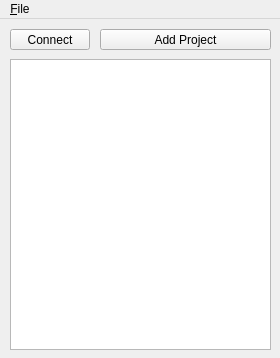
Qt form MainWindow.ui (djurodrljaca/salamander-alm) before a commit.
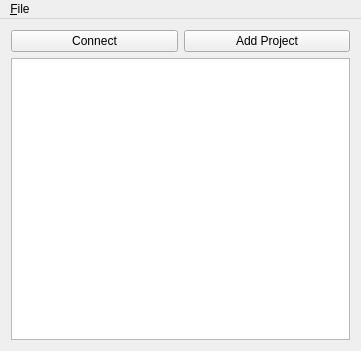
The same form after that commit.

Diff of the .ui file:
```diff
--- a/MainWindow.ui
+++ b/MainWindow.ui
@@ -6,57 +6,44 @@
    <rect>
     <x>0</x>
     <y>0</y>
-    <width>280</width>
-    <height>358</height>
+    <width>361</width>
+    <height>351</height>
    </rect>
   </property>
   <property name="windowTitle">
    <string>MainWindow</string>
   </property>
   <widget class="QWidget" name="centralWidget">
+   <layout class="QVBoxLayout" name="verticalLayout">
+    <item>
+     <layout class="QHBoxLayout" name="horizontalLayout">
+      <item>
    <widget class="QPushButton" name="connect_pushButton">
-    <property name="geometry">
-     <rect>
-      <x>10</x>
-      <y>10</y>
-      <width>80</width>
-      <height>21</height>
-     </rect>
-    </property>
     <property name="text">
      <string>Connect</string>
     </property>
    </widget>
+      </item>
+      <item>
    <widget class="QPushButton" name="addProject_pushButton">
-    <property name="geometry">
-     <rect>
-      <x>100</x>
-      <y>10</y>
-      <width>171</width>
-      <height>21</height>
-     </rect>
-    </property>
     <property name="text">
      <string>Add Project</string>
     </property>
    </widget>
-   <widget class="QTreeView" name="view_treeView">
-    <property name="geometry">
-     <rect>
-      <x>10</x>
-      <y>40</y>
-      <width>261</width>
-      <height>291</height>
-     </rect>
-    </property>
-   </widget>
+      </item>
+     </layout>
+    </item>
+    <item>
+     <widget class="QTreeView" name="view_treeView"/>
+    </item>
+   </layout>
   </widget>
   <widget class="QMenuBar" name="menuBar">
    <property name="geometry">
     <rect>
      <x>0</x>
      <y>0</y>
-     <width>280</width>
+     <width>361</width>
      <height>19</height>
     </rect>
    </property>
```
Left out of the diff: 5 changed lines with no effect on the pictures. Lines whose indentation alone changed are shown as unchanged.
